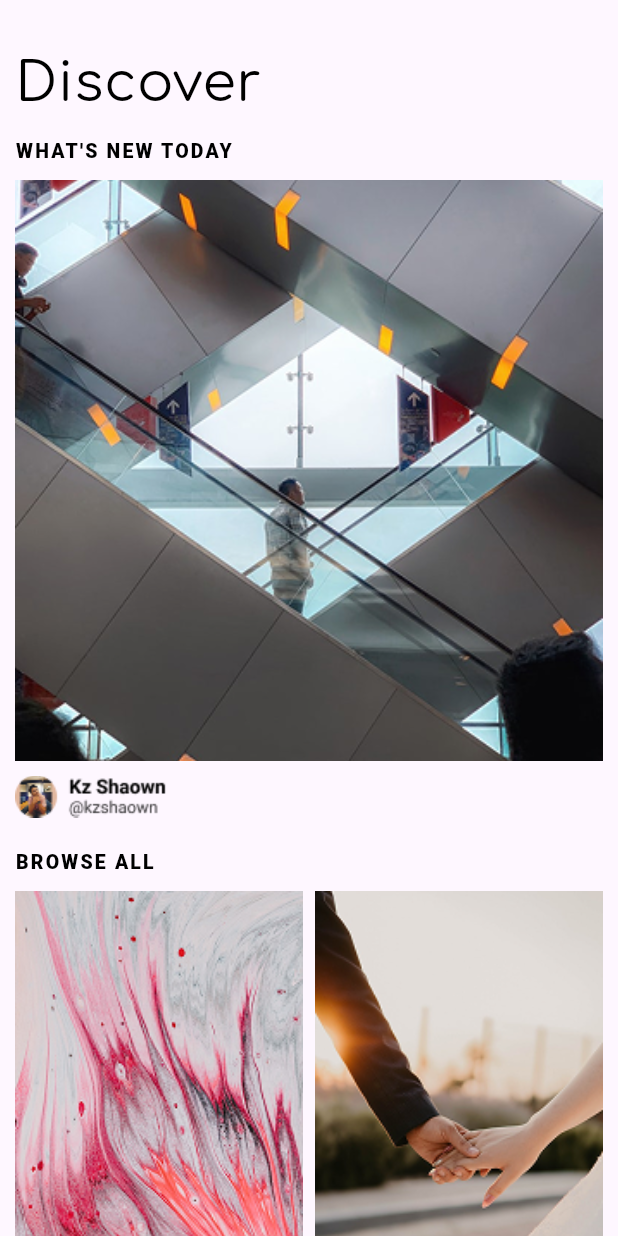
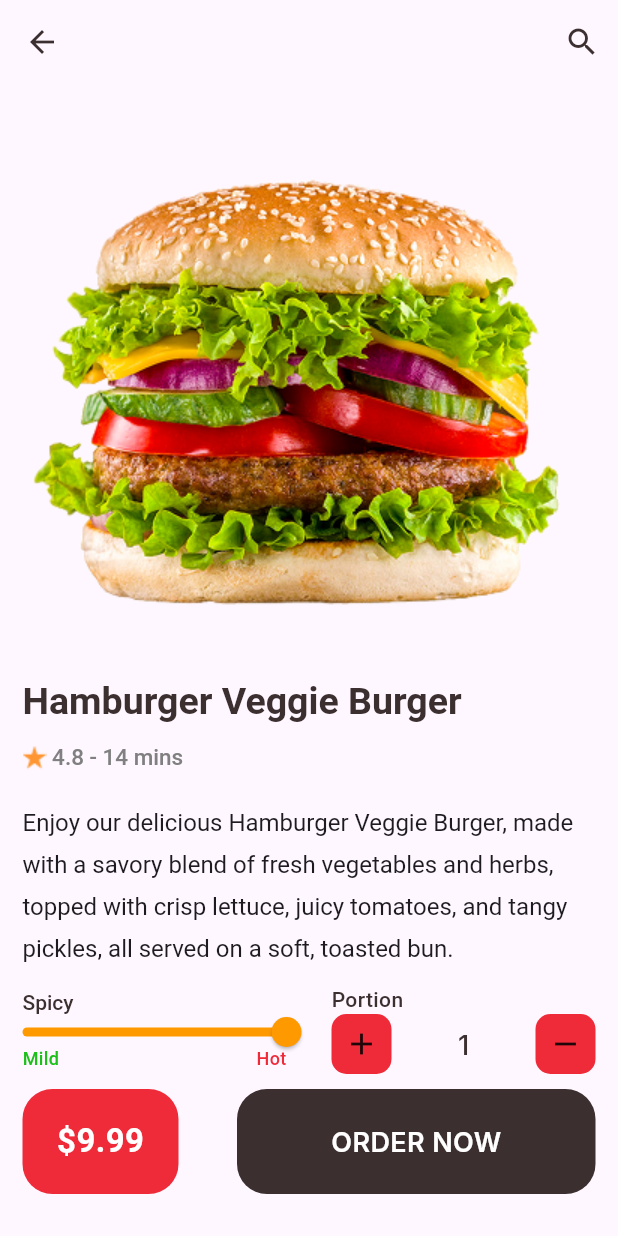
Before and after one commit to mehedi8603651/flutter-assignment, a Flutter app: the screen it shows after launch, on a phone screen of 412 x 824 dp. Run offline on Flutter 3.47's test engine with Material 3 defaults, Android fonts, the phone set to English and light mode, and no system bars; our stand-ins replace google_fonts.

Commit message:
Assignment 7:......

```diff
--- a/lib/main.dart
+++ b/lib/main.dart
@@ -1,5 +1,4 @@
 import 'package:flutter/material.dart';
-import 'package:flutter_staggered_grid_view/flutter_staggered_grid_view.dart';
 import 'package:google_fonts/google_fonts.dart';
 
 void main() {
@@ -15,144 +14,242 @@ class MyApp extends StatelessWidget {
   }
 }
 
-class HomePage extends StatelessWidget {
+class HomePage extends StatefulWidget {
   const HomePage({super.key});
 
-  final List<String> images = const [
-    'assets/images/Rectangle 2.png',
-    'assets/images/Rectangle 2.1.png',
-    'assets/images/Rectangle 2.2.png',
-    'assets/images/Rectangle 2.3.png',
-    'assets/images/Rectangle 2.4.png',
-    'assets/images/Rectangle 2.5.png',
-    'assets/images/Rectangle 2.6.png',
-    'assets/images/Rectangle 2.7.png',
-    'assets/images/Rectangle 2.9.png',
-    'assets/images/Rectangle 2.10.png',
-  ];
+  @override
+  State<StatefulWidget> createState() {
+    return HomePageState();
+  }
+}
+
+class HomePageState extends State<HomePage> {
+  double value = 100;
 
   @override
   Widget build(BuildContext context) {
     return Scaffold(
-      //appBar: AppBar(),
+      appBar: AppBar(
+        //title: Text('my app'),
+        leading: BackButton(color: Color(0xFF3C2F2F)),
+        actions: [
+          IconButton(
+            onPressed: () {},
+            icon: Icon(Icons.search, color: Color(0xFF3C2F2F)),
+          ),
+        ],
+      ),
       body: SafeArea(
+        child: Padding(
+          padding: EdgeInsets.all(15),
           child: SingleChildScrollView(
-          child: Padding(
-            padding: EdgeInsets.all(10),
             child: Column(
-              //mainAxisAlignment: MainAxisAlignment.start,
               crossAxisAlignment: CrossAxisAlignment.start,
               children: [
-                SizedBox(height: 20),
-                Text(
-                  'Discover',
-                  style: GoogleFonts.comfortaa(
-                    color: Color(0xFF000000),
-                    fontWeight: FontWeight.w400,
-                    fontSize: 36,
-                    letterSpacing: 0.54,
-                  ),
-                ),
-                SizedBox(height: 10),
-                Text(
-                  "WHAT'S NEW TODAY",
-                  style: GoogleFonts.roboto(
-                    color: Color(0xFF000000),
-                    fontWeight: FontWeight.w900,
-                    fontSize: 13,
-                    letterSpacing: 1.44,
-                  ),
-                ),
-                SizedBox(height: 10),
                 Container(
-                  height: 387,
-                  width: double.infinity,
+                  height: 370,
+                  width: 370,
                   decoration: BoxDecoration(
                     image: DecorationImage(
-                      image: AssetImage('assets/images/Rectangle 2.8.png'),
+                      image: AssetImage('assets/images/barger.png'),
                       fit: BoxFit.cover,
                     ),
                   ),
                 ),
                 SizedBox(height: 10),
-                Container(
-                  height: 28,
-                  width: double.infinity,
-                  decoration: BoxDecoration(
-                    image: DecorationImage(
-                      image: AssetImage('assets/images/Component.png'),
-                      alignment: Alignment.centerLeft,
-                      //fit: BoxFit.,
+                Text(
+                  'Hamburger Veggie Burger',
+                  style: GoogleFonts.roboto(
+                    color: Color(0xFF3C2F2F),
+                    fontWeight: FontWeight.w600,
+                    fontSize: 25,
+                    letterSpacing: 0,
+                    height: 1.35,
                   ),
                 ),
+                SizedBox(height: 10),
+                Row(
+                  children: [
+                    SizedBox(
+                      height: 16,
+                      width: 16,
+                      child: Image.asset('assets/images/star.png'),
+                    ),
+
+                    Text(
+                      ' 4.8 - 14 mins',
+                      style: GoogleFonts.roboto(
+                        color: Color(0xFF808080),
+                        fontSize: 15,
+                        letterSpacing: 0,
+                        fontWeight: FontWeight.w500,
+                        height: 1.35,
+                      ),
+                    ),
+                  ],
                 ),
                 SizedBox(height: 20),
                 Text(
-                  'BROWSE ALL',
+                  'Enjoy our delicious Hamburger Veggie Burger, made with a savory blend of fresh vegetables and herbs, topped with crisp lettuce, juicy tomatoes, and tangy pickles, all served on a soft, toasted bun. ',
                   style: GoogleFonts.roboto(
-                    color: Color(0xFF000000),
-                    fontWeight: FontWeight.w900,
-                    fontSize: 13,
-                    letterSpacing: 1.44,
+                    fontWeight: FontWeight.w400,
+                    fontSize: 16,
+                    letterSpacing: 0,
+                    height: 1.72,
                   ),
                 ),
                 SizedBox(height: 10),
 
-                /*GridView.builder(
-                  itemCount: images.length,
-                  shrinkWrap: true,
-                  physics: NeverScrollableScrollPhysics(),
-                  gridDelegate: SliverGridDelegateWithFixedCrossAxisCount(
-                    crossAxisCount: 2,
-                    crossAxisSpacing: 8,
-                    mainAxisSpacing: 8,
-                  ),
-                  itemBuilder: (BuildContext context, int index) {
-                    return Container(
-                      decoration: BoxDecoration(
-                        image: DecorationImage(
-                          image: AssetImage(images[index]),
-                          fit: BoxFit.cover,
+                Row(
+                  mainAxisAlignment: MainAxisAlignment.spaceBetween,
+                  children: [
+                    Expanded(
+                      child: Column(
+                        crossAxisAlignment: CrossAxisAlignment.start,
+                        children: [
+                          Text(
+                            'Spicy',
+                            style: GoogleFonts.roboto(
+                              color: Color(0xFF3C2F2F),
+                              fontWeight: FontWeight.w500,
+                              fontSize: 14,
+                              letterSpacing: 0,
+                              height: 1.35,
                             ),
                           ),
-                    );
-                  },
-                ),*/
-                MasonryGridView.count(
-                  shrinkWrap: true,
-                  physics: NeverScrollableScrollPhysics(),
-                  crossAxisCount: 2,
-                  crossAxisSpacing: 8,
-                  mainAxisSpacing: 8,
-                  itemCount: images.length,
-                  itemBuilder: (BuildContext context, int index) {
-                    return ClipRect(
-                      child: Image.asset(images[index], fit: BoxFit.cover),
-                    );
+                          Slider(
+                            padding: EdgeInsets.zero,
+                            value: value,
+                            min: 0.0,
+                            max: 100,
+                            activeColor: Color(0xFFFF9900),
+                            onChanged: (newValue) {
+                              setState(() {
+                                value = newValue;
+                              });
                             },
                           ),
-                SizedBox(height: 10),
-                SizedBox(
-                  height: 50,
-                  width: double.infinity,
-                  child: OutlinedButton(
-                    onPressed: () {},
-                    style: OutlinedButton.styleFrom(
-                      side: BorderSide(color: Color(0xFF000000)),
-                      shape: RoundedRectangleBorder(
-                        borderRadius: BorderRadius.circular(5),
+                          Row(
+                            mainAxisAlignment: MainAxisAlignment.spaceBetween,
+                            children: [
+                              Text(
+                                'Mild',
+                                style: GoogleFonts.roboto(
+                                  fontWeight: FontWeight.w500,
+                                  fontSize: 12,
+                                  color: Color(0xFF1CC019),
+                                  height: 1.35,
                                 ),
                               ),
+                              Text(
+                                'Hot',
+                                style: GoogleFonts.roboto(
+                                  color: Color(0xFFEF2A39),
+                                  fontSize: 12,
+                                  fontWeight: FontWeight.w500,
+                                  height: 1.35,
+                                ),
+                              ),
+                            ],
+                          ),
+                        ],
+                      ),
+                    ),
+                    SizedBox(width: 30),
+                    Expanded(
+                      child: Column(
+                        crossAxisAlignment: CrossAxisAlignment.start,
+                        children: [
+                          Text(
+                            'Portion',
+                            style: GoogleFonts.roboto(
+                              color: Color(0xFF3C2F2F),
+                              fontWeight: FontWeight.w500,
+                              fontSize: 14,
+                              height: 1.35,
+                            ),
+                          ),
+                          Row(
+                            mainAxisAlignment: MainAxisAlignment.spaceBetween,
+
+                            children: [
+                              Container(
+                                height: 40,
+                                width: 40,
+                                decoration: BoxDecoration(
+                                  borderRadius: BorderRadius.circular(10),
+                                  color: Color(0xFFEF2A39),
+                                ),
+                                child: Center(child: Icon(Icons.add)),
+                              ),
+                              Text(
+                                '1',
+                                style: GoogleFonts.inter(
+                                  color: Color(0xFF3C2F2F),
+                                  fontWeight: FontWeight.w500,
+                                  fontSize: 18,
+                                  height: 1.35,
+                                ),
+                              ),
+                              Container(
+                                height: 40,
+                                width: 40,
+                                decoration: BoxDecoration(
+                                  borderRadius: BorderRadius.circular(10),
+                                  color: Color(0xFFEF2A39),
+                                ),
+                                child: Center(child: Icon(Icons.remove)),
+                              ),
+                            ],
+                          ),
+                        ],
+                      ),
+                    ),
+                  ],
+                ),
+                SizedBox(height: 10),
+                Row(
+                  mainAxisAlignment: MainAxisAlignment.spaceBetween,
+                  children: [
+                    Container(
+                      height: 70,
+                      width: 104,
+                      decoration: BoxDecoration(
+                        borderRadius: BorderRadius.circular(20),
+                        color: Color(0xFFEF2A39),
+                      ),
+                      child: Center(
                         child: Text(
-                      'SEE MORE...',
+                          '\$9.99',
                           style: GoogleFonts.roboto(
-                        color: Color(0xFF000000),
-                        fontWeight: FontWeight.w900,
-                        fontSize: 13,
-                        letterSpacing: 1.44,
+                            fontWeight: FontWeight.w600,
+                            fontSize: 22,
+                            color: Color(0xFFFFFFFF),
+                            height: 1.35,
                           ),
                         ),
                       ),
+                    ),
+                    Container(
+                      height: 70,
+                      width: 239,
+                      decoration: BoxDecoration(
+                        color: Color(0xFF3C2F2F),
+                        borderRadius: BorderRadius.circular(20),
+                      ),
+                      child: Center(
+                        child: Text(
+                          'ORDER NOW',
+                          style: GoogleFonts.inter(
+                            color: Color(0xFFFFFFFF),
+                            fontSize: 18,
+                            fontWeight: FontWeight.w600,
+                            height: 1.35,
+                          ),
+                        ),
+                      ),
+                    ),
+                  ],
                 ),
               ],
             ),
```
Also changed, not shown: pubspec.yaml (+2 -12 lines), assets/images/Component.png (deleted), assets/images/Rectangle 2.1.png (deleted), assets/images/Rectangle 2.10.png (deleted), assets/images/Rectangle 2.2.png (deleted), assets/images/Rectangle 2.3.png (deleted), assets/images/Rectangle 2.4.png (deleted), assets/images/Rectangle 2.5.png (deleted), assets/images/Rectangle 2.6.png (deleted), assets/images/Rectangle 2.7.png (deleted), assets/images/Rectangle 2.8.png (deleted), assets/images/Rectangle 2.9.png (deleted), assets/images/Rectangle 2.png (deleted), assets/images/barger.png (added), 1 more files. Lines whose indentation alone changed are shown as unchanged.
